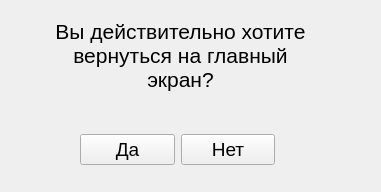
Qt form ui/window_confirm.ui (vemneyy/educational-practice-gui) before a commit.
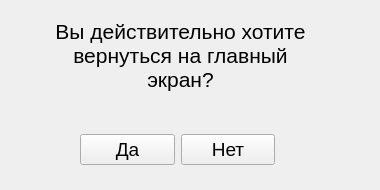
The same form after that commit.

Diff of the .ui file:
```diff
--- a/ui/window_confirm.ui
+++ b/ui/window_confirm.ui
@@ -6,10 +6,16 @@
    <rect>
     <x>0</x>
     <y>0</y>
-    <width>381</width>
-    <height>192</height>
+    <width>380</width>
+    <height>190</height>
    </rect>
   </property>
+  <property name="minimumSize">
+   <size>
+    <width>380</width>
+    <height>190</height>
+   </size>
+  </property>
   <property name="windowTitle">
    <string>Подтверждение закрытия</string>
   </property>
@@ -37,7 +43,7 @@
     <bool>true</bool>
    </property>
   </widget>
-  <widget class="QWidget" name="">
+  <widget class="QWidget" name="layoutWidget">
    <property name="geometry">
     <rect>
      <x>80</x>
```
